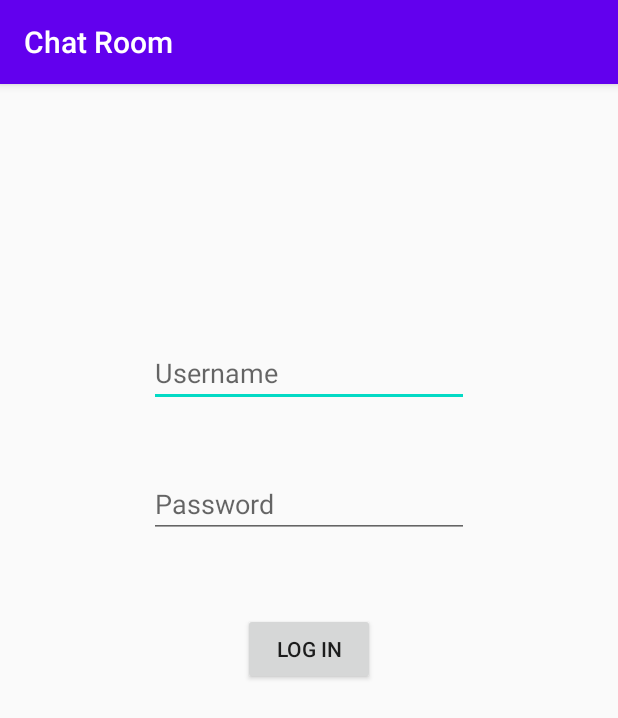
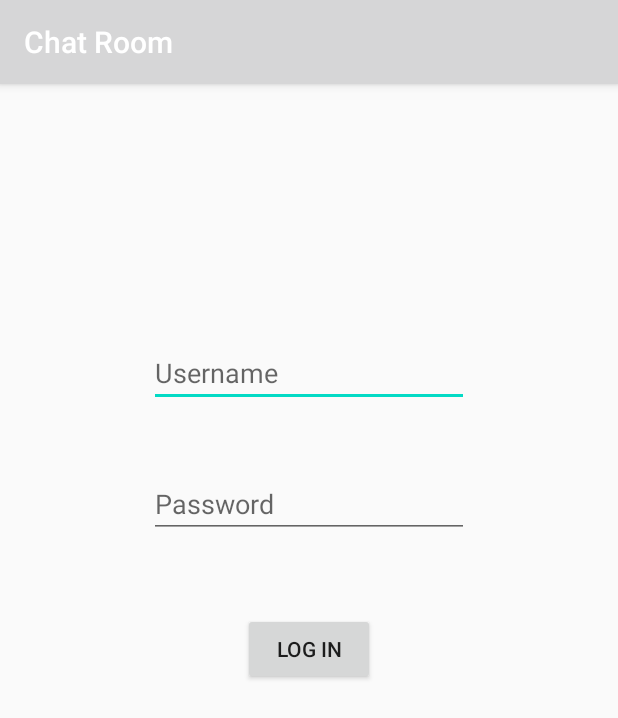
Before and after one commit to rushad7/Chat-Room, an Android app: the LogIn screen opened directly, with no data from a screen before it, on a phone screen of 412 x 824 dp. Shown: the top 718 px of the screen. Run offline under Robolectric (Android 15) with nearby library versions, the phone set to English and light mode, and no system bars.

Commit message:
Updated styles.xml

```diff
--- a/app/src/main/res/values/styles.xml
+++ b/app/src/main/res/values/styles.xml
@@ -2,9 +2,12 @@
     <!-- Base application theme. -->
     <style name="AppTheme" parent="Theme.AppCompat.Light.DarkActionBar">
         <!-- Customize your theme here. -->
-        <item name="colorPrimary">@color/colorPrimary</item>
-        <item name="colorPrimaryDark">@color/colorPrimaryDark</item>
+        <item name="colorPrimary">@color/actionBarColor</item>
+        <item name="colorPrimaryDark">@color/actionBarColor</item>
         <item name="colorAccent">@color/colorAccent</item>
     </style>
 
+    <style name="AppTheme.NoNavBar" parent="Theme.AppCompat.Light.NoActionBar">
+        <item name="android:windowFullscreen">true</item>
+    </style>
 </resources>
```
